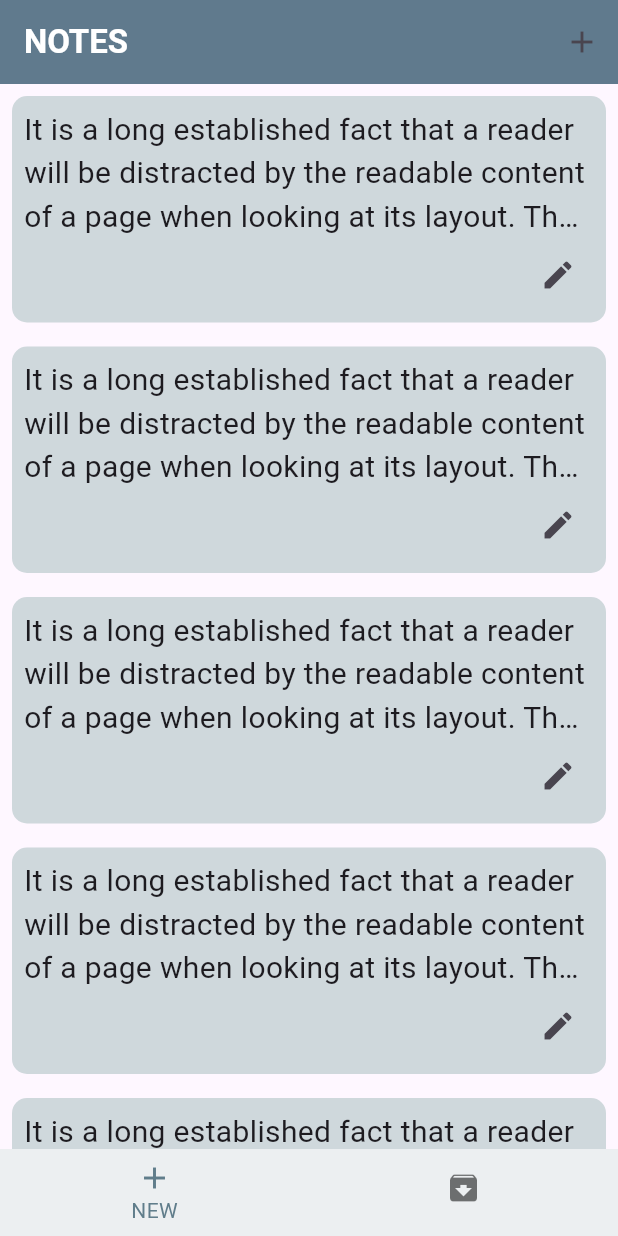
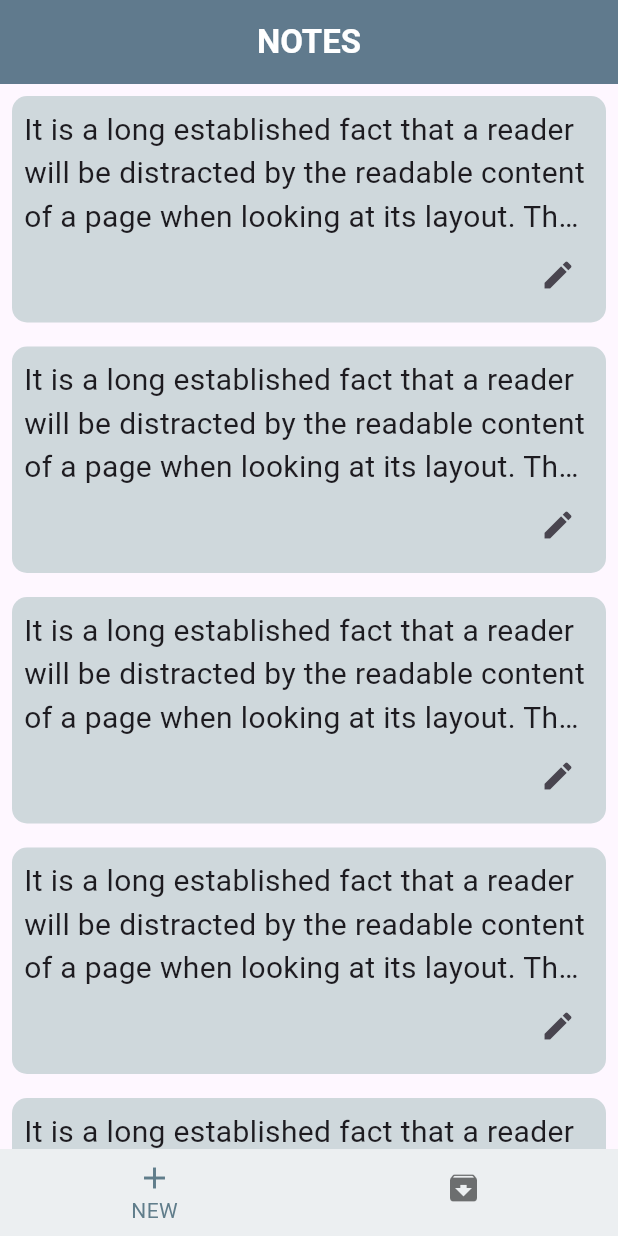
Before and after one commit to AbdullahAlomair6/notes-app, a Flutter app: the screen it shows after launch, on a phone screen of 412 x 824 dp. Run offline on Flutter 3.47's test engine with Material 3 defaults, Android fonts, the phone set to English and light mode, and no system bars; our stand-ins replace flutter_bloc.

```diff
--- a/lib/custom-widget/widget/app_bar_design.dart
+++ b/lib/custom-widget/widget/appBar.dart
@@ -1,21 +1,20 @@
 import 'package:flutter/material.dart';
 
 class AppBarDesign extends StatelessWidget implements PreferredSizeWidget {
-  const AppBarDesign({super.key, required this.title, this.onPressedIcon});
+  const AppBarDesign({super.key, required this.title});
 
   final String title;
-  final Function()? onPressedIcon;
 
   @override
   Widget build(BuildContext context) {
     return AppBar(
-      actions: [IconButton(onPressed: onPressedIcon, icon: Icon(Icons.add))],
-      centerTitle: false,
       backgroundColor: Colors.blueGrey,
       elevation: 2,
-      title: Text(
-        title,
-        style: TextStyle(color: Colors.white, fontWeight: FontWeight.bold),
+      title: Center(
+        child: Text(
+          title,
+          style: TextStyle(color: Colors.white, fontWeight: FontWeight.bold),
+        ),
       ),
     );
   }
--- a/lib/modules/archive_notes/view/archive_screen.dart
+++ b/lib/modules/archive_notes/view/archive_screen.dart
@@ -1,8 +1,6 @@
 import 'package:flutter/material.dart';
 
-
-import '../../../custom-widget/widget/app_bar_design.dart';
-
+import '../../../custom-widget/widget/appBar.dart';
 import '../../../custom-widget/widget/card_items.dart';
 
 class ArchiveScreen extends StatelessWidget {
--- a/lib/modules/bottom_sheet/bloc/bottom_sheet_state.dart
+++ /dev/null
@@ -1,3 +0,0 @@
-abstract class BottomSheetState{}
-
-class InitialState extends BottomSheetState{}
--- a/lib/modules/new_notes/view/new_notes_screen.dart
+++ b/lib/modules/new_notes/view/new_notes_screen.dart
@@ -1,8 +1,7 @@
 import 'package:flutter/material.dart';
 
-import '../../../custom-widget/widget/app_bar_design.dart';
+import '../../../custom-widget/widget/appBar.dart';
 import '../../../custom-widget/widget/card_items.dart';
-import '../../bottom_sheet/view/bottom_sheet_screen.dart';
 
 class NewNotesScreen extends StatelessWidget {
   const NewNotesScreen({super.key});
@@ -10,7 +9,7 @@ class NewNotesScreen extends StatelessWidget {
   @override
   Widget build(BuildContext context) {
     return Scaffold(
-      appBar: _appBarDesign(context),
+      appBar: AppBarDesign(title: 'NOTES'),
       body: ListView.separated(
         itemBuilder:
             (context, index) => CardItems(
@@ -24,15 +23,3 @@ class NewNotesScreen extends StatelessWidget {
     );
   }
 }
-
-AppBarDesign _appBarDesign(context) {
-  return AppBarDesign(
-    title: 'NOTES',
-    onPressedIcon: () {
-      showModalBottomSheet(
-        context: context,
-        builder: (context) => const BottomSheetScreen(),
-      );
-    },
-  );
-}
```
Also changed, not shown: lib/custom-widget/widget/custom_edittext.dart (deleted, +0 -92 lines), lib/modules/bottom_sheet/bloc/bottom_sheet_cubit.dart (deleted, +0 -11 lines), lib/modules/bottom_sheet/view/bottom_sheet_screen.dart (deleted, +0 -35 lines).
